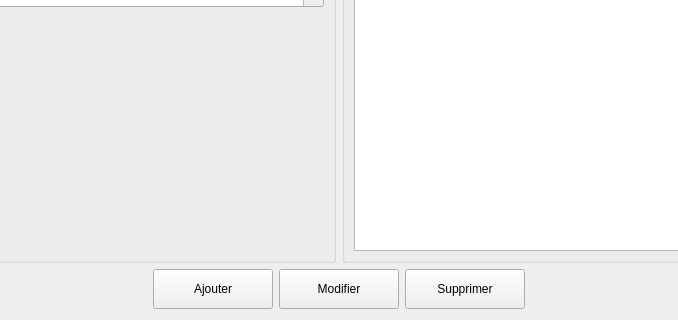
This is gestionclients/gestionclientswidget.ui in hedi1-1/oil-press-management- as Qt 5 draws it before an edit; both pictures show x 261 to 939 and y 280 to 600 of the 1200 by 600 pixel window. The edited form follows.
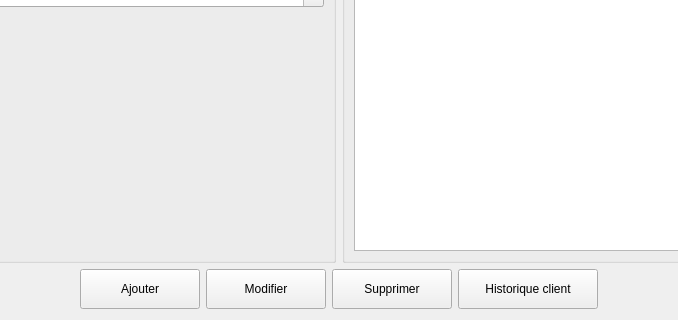
This is the edited form.

Commit message: metier avancee gestion de client

What changed in the file:
```diff
--- a/gestionclients/gestionclientswidget.ui
+++ b/gestionclients/gestionclientswidget.ui
@@ -241,6 +241,19 @@
        </property>
       </widget>
      </item>
+      <item>
+       <widget class="QPushButton" name="pushButton_historique">
+        <property name="minimumSize">
+         <size>
+         <width>140</width>
+         <height>40</height>
+         </size>
+        </property>
+        <property name="text">
+         <string>Historique client</string>
+        </property>
+       </widget>
+      </item>
      <item>
       <spacer name="horizontalSpacer_2">
        <property name="orientation">
```
The commit also changes 7 other files.
